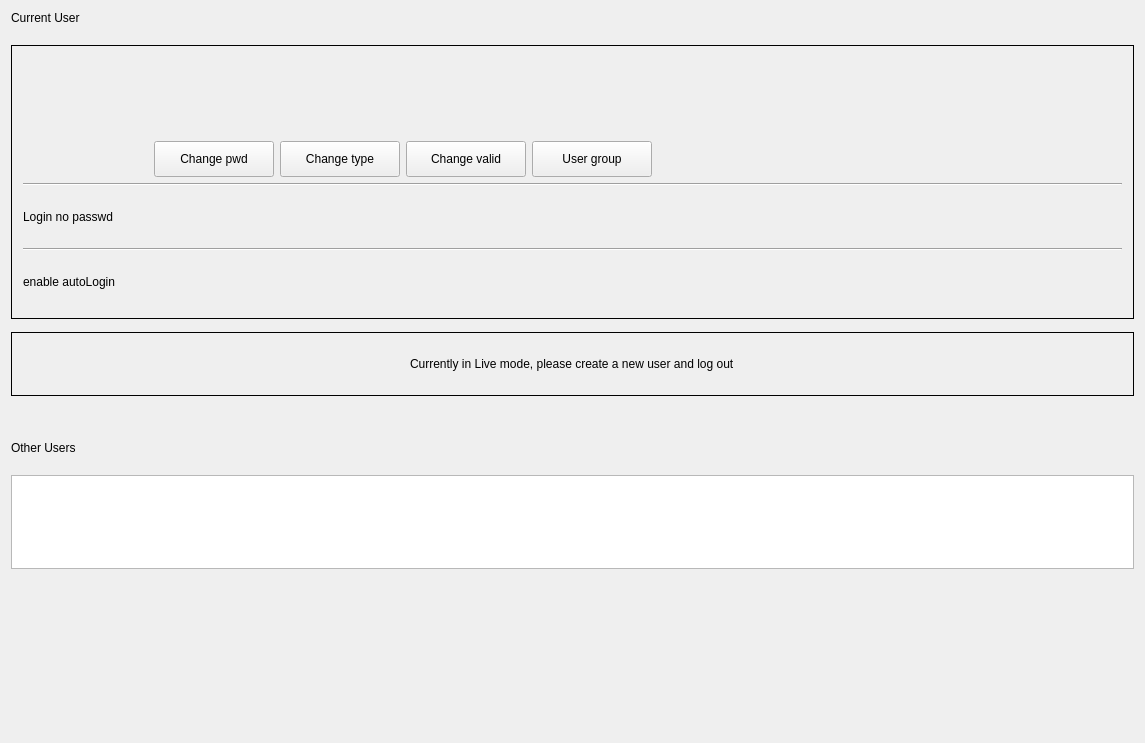
Qt form plugins/account/userinfo/userinfo.ui (ukui/kylin-control-center) before a commit.
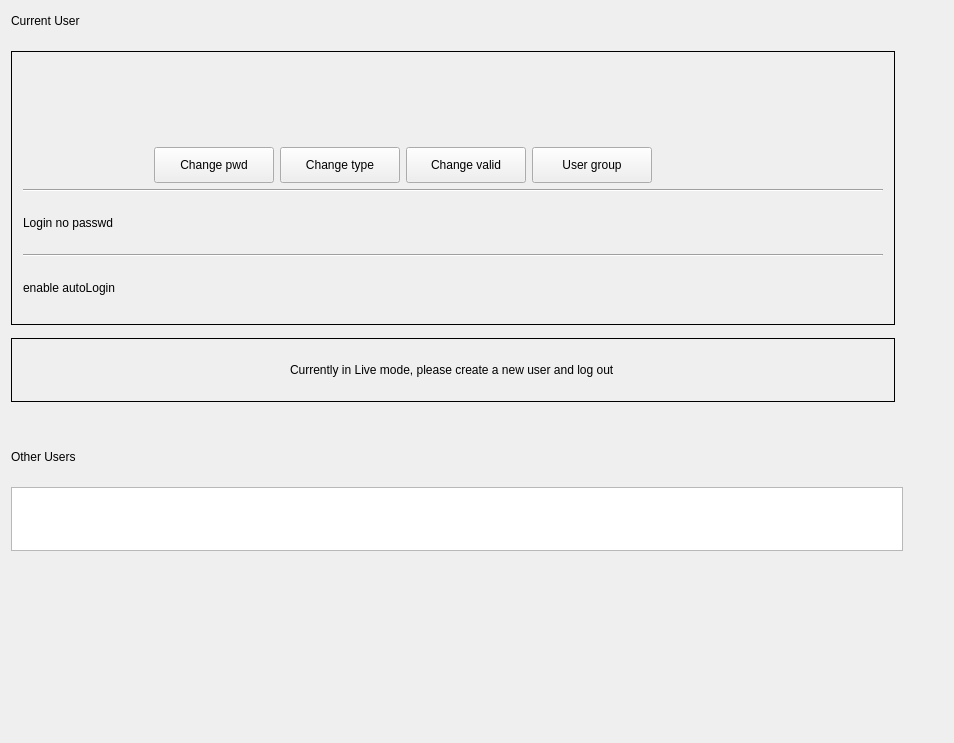
The same form after that commit.

Diff of the .ui file:
```diff
--- a/plugins/account/userinfo/userinfo.ui
+++ b/plugins/account/userinfo/userinfo.ui
@@ -6,13 +6,13 @@
    <rect>
     <x>0</x>
     <y>0</y>
-    <width>1145</width>
+    <width>954</width>
     <height>743</height>
    </rect>
   </property>
   <property name="minimumSize">
    <size>
-    <width>804</width>
+    <width>900</width>
     <height>675</height>
    </size>
   </property>
@@ -25,7 +25,11 @@
   <property name="windowTitle">
    <string notr="true">UserInfo</string>
   </property>
-  <layout class="QVBoxLayout" name="verticalLayout_2">
+  <layout class="QVBoxLayout" name="verticalLayout_3">
+   <item>
+    <layout class="QHBoxLayout" name="horizontalLayout_16">
+     <item>
+      <layout class="QHBoxLayout" name="horizontalLayout_14">
    <item>
     <widget class="QLabel" name="titleLabel">
      <property name="sizePolicy">
@@ -34,6 +38,12 @@
        <verstretch>0</verstretch>
       </sizepolicy>
      </property>
+         <property name="minimumSize">
+          <size>
+           <width>80</width>
+           <height>20</height>
+          </size>
+         </property>
      <property name="text">
       <string>Current User</string>
      </property>
@@ -42,6 +52,23 @@
      </property>
     </widget>
    </item>
+      </layout>
+     </item>
+     <item>
+      <spacer name="horizontalSpacer_15">
+       <property name="orientation">
+        <enum>Qt::Horizontal</enum>
+       </property>
+       <property name="sizeHint" stdset="0">
+        <size>
+         <width>40</width>
+         <height>20</height>
+        </size>
+       </property>
+      </spacer>
+     </item>
+    </layout>
+   </item>
    <item>
     <spacer name="verticalSpacer">
      <property name="orientation">
@@ -59,6 +86,10 @@
     </spacer>
    </item>
    <item>
+    <layout class="QHBoxLayout" name="horizontalLayout_13">
+     <item>
+      <layout class="QHBoxLayout" name="horizontalLayout">
+       <item>
     <widget class="QFrame" name="currentUserFrame">
      <property name="minimumSize">
       <size>
@@ -68,7 +99,7 @@
      </property>
      <property name="maximumSize">
       <size>
-       <width>1524</width>
+           <width>16777215</width>
        <height>274</height>
       </size>
      </property>
@@ -589,8 +620,38 @@
      </layout>
      <zorder></zorder>
      <zorder>line_2</zorder>
-    </widget>
-   </item>
+         <zorder>horizontalSpacer</zorder>
+         <zorder>horizontalSpacer_6</zorder>
+        </widget>
+       </item>
+       <item>
+        <layout class="QVBoxLayout" name="verticalLayout_2">
+         <item>
+          <spacer name="horizontalSpacer">
+           <property name="orientation">
+            <enum>Qt::Horizontal</enum>
+           </property>
+           <property name="sizeType">
+            <enum>QSizePolicy::Fixed</enum>
+           </property>
+           <property name="sizeHint" stdset="0">
+            <size>
+             <width>48</width>
+             <height>20</height>
+            </size>
+           </property>
+          </spacer>
+         </item>
+        </layout>
+       </item>
+      </layout>
+     </item>
+    </layout>
+   </item>
+   <item>
+    <layout class="QHBoxLayout" name="horizontalLayout_12">
+     <item>
+      <layout class="QHBoxLayout" name="horizontalLayout_3">
    <item>
     <widget class="QFrame" name="liveFrame">
      <property name="minimumSize">
@@ -657,6 +718,26 @@
     </widget>
    </item>
    <item>
+        <spacer name="horizontalSpacer_7">
+         <property name="orientation">
+          <enum>Qt::Horizontal</enum>
+         </property>
+         <property name="sizeType">
+          <enum>QSizePolicy::Fixed</enum>
+         </property>
+         <property name="sizeHint" stdset="0">
+          <size>
+           <width>48</width>
+           <height>20</height>
+          </size>
+         </property>
+        </spacer>
+       </item>
+      </layout>
+     </item>
+    </layout>
+   </item>
+   <item>
     <spacer name="verticalSpacer_2">
      <property name="orientation">
       <enum>Qt::Vertical</enum>
@@ -673,6 +754,10 @@
     </spacer>
    </item>
    <item>
+    <layout class="QHBoxLayout" name="horizontalLayout_17">
+     <item>
+      <layout class="QHBoxLayout" name="horizontalLayout_15">
+       <item>
     <widget class="QLabel" name="title2Label">
      <property name="sizePolicy">
       <sizepolicy hsizetype="Fixed" vsizetype="Fixed">
@@ -688,6 +773,23 @@
      </property>
     </widget>
    </item>
+      </layout>
+     </item>
+     <item>
+      <spacer name="horizontalSpacer_16">
+       <property name="orientation">
+        <enum>Qt::Horizontal</enum>
+       </property>
+       <property name="sizeHint" stdset="0">
+        <size>
+         <width>40</width>
+         <height>20</height>
+        </size>
+       </property>
+      </spacer>
+     </item>
+    </layout>
+   </item>
    <item>
     <spacer name="verticalSpacer_6">
      <property name="orientation">
@@ -705,45 +807,47 @@
     </spacer>
    </item>
    <item>
+    <layout class="QHBoxLayout" name="horizontalLayout_10">
+     <item>
+      <layout class="QHBoxLayout" name="horizontalLayout_4">
+       <item>
     <widget class="QListWidget" name="listWidget">
-     <property name="sizePolicy">
-      <sizepolicy hsizetype="Preferred" vsizetype="Expanding">
-       <horstretch>0</horstretch>
-       <verstretch>0</verstretch>
-      </sizepolicy>
-     </property>
      <property name="minimumSize">
       <size>
        <width>804</width>
-       <height>61</height>
+           <height>64</height>
       </size>
      </property>
      <property name="maximumSize">
       <size>
        <width>16777215</width>
-       <height>16777215</height>
-      </size>
-     </property>
-     <property name="sizeAdjustPolicy">
-      <enum>QAbstractScrollArea::AdjustToContentsOnFirstShow</enum>
-     </property>
-     <property name="iconSize">
-      <size>
-       <width>0</width>
-       <height>0</height>
-      </size>
-     </property>
-     <property name="resizeMode">
-      <enum>QListView::Adjust</enum>
-     </property>
-     <property name="gridSize">
-      <size>
-       <width>0</width>
-       <height>0</height>
+           <height>64</height>
       </size>
      </property>
     </widget>
    </item>
+       <item>
+        <spacer name="horizontalSpacer_8">
+         <property name="orientation">
+          <enum>Qt::Horizontal</enum>
+         </property>
+         <property name="sizeType">
+          <enum>QSizePolicy::Fixed</enum>
+         </property>
+         <property name="sizeHint" stdset="0">
+          <size>
+           <width>40</width>
+           <height>20</height>
+          </size>
+         </property>
+        </spacer>
+       </item>
+      </layout>
+     </item>
+    </layout>
+   </item>
+   <item>
+    <layout class="QHBoxLayout" name="horizontalLayout_7">
    <item>
     <widget class="QWidget" name="addUserWidget" native="true">
      <property name="minimumSize">
@@ -754,7 +858,7 @@
      </property>
      <property name="maximumSize">
       <size>
-       <width>1524</width>
+         <width>16777215</width>
        <height>64</height>
       </size>
      </property>
@@ -788,6 +892,24 @@
     </widget>
    </item>
    <item>
+      <spacer name="horizontalSpacer_6">
+       <property name="orientation">
+        <enum>Qt::Horizontal</enum>
+       </property>
+       <property name="sizeType">
+        <enum>QSizePolicy::Fixed</enum>
+       </property>
+       <property name="sizeHint" stdset="0">
+        <size>
+         <width>48</width>
+         <height>20</height>
+        </size>
+       </property>
+      </spacer>
+     </item>
+    </layout>
+   </item>
+   <item>
     <spacer name="verticalSpacer_7">
      <property name="orientation">
       <enum>Qt::Vertical</enum>
```
Left out of the diff: 18 changed lines with no effect on the pictures. Lines whose indentation alone changed are shown as unchanged.
